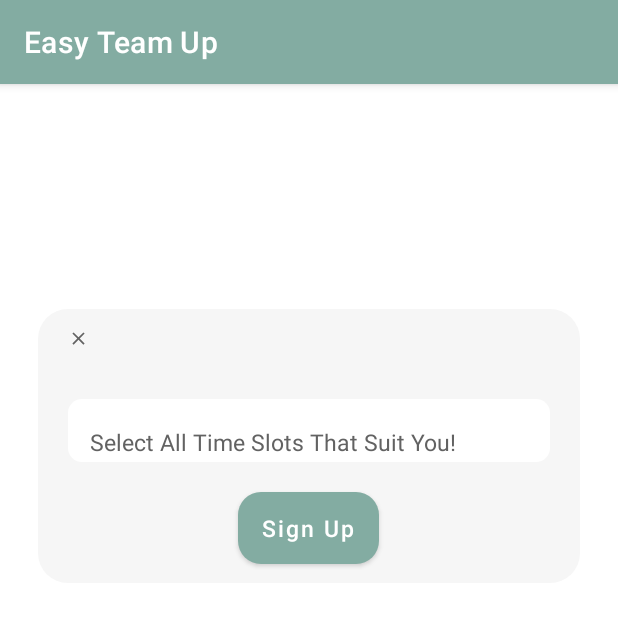
After one commit to sherrygao821/EasyTeamUp, an Android app: the SignUpPop screen opened directly, with no data from a screen before it, on a phone screen of 412 x 824 dp, the top half of it. The commit adds this screen. Run offline under Robolectric (Android 15) with nearby library versions, the phone set to English and light mode, and no system bars; 1 statement that could not run was skipped.

Commit message:
Created Event Sign Up Pop Up [dev-ui/db]

```diff
--- a/app/src/main/AndroidManifest.xml
+++ b/app/src/main/AndroidManifest.xml
@@ -10,6 +10,9 @@
         android:roundIcon="@mipmap/ic_launcher_round"
         android:supportsRtl="true"
         android:theme="@style/Theme.EasyTeamUp">
+        <activity
+            android:name=".SignUpPop"
+            android:exported="false" />
         <activity
             android:name=".EventDetail"
             android:exported="false" />
--- a/app/src/main/java/com/example/easyteamup/Login.java
+++ b/app/src/main/java/com/example/easyteamup/Login.java
@@ -46,7 +46,7 @@ public class Login extends AppCompatActivity {
      * @param v
      * @author Sherry Gao
      */
-    public void onClick(View v) {
+    private void onClick(View v) {
         String enteredEmail = email.getText().toString();
         String enteredPass = password.getText().toString();
 
--- /dev/null
+++ b/app/src/main/java/com/example/easyteamup/SignUpPop.java
@@ -0,0 +1,105 @@
+package com.example.easyteamup;
+
+import androidx.appcompat.app.AppCompatActivity;
+
+import android.content.Intent;
+import android.os.Bundle;
+import android.util.Log;
+import android.view.View;
+import android.widget.Button;
+import android.widget.ImageView;
+import android.widget.TextView;
+import android.widget.Toast;
+
+import com.example.easyteamup.classes.Event;
+import com.google.gson.Gson;
+
+public class SignUpPop extends AppCompatActivity {
+
+    TextView popEvtName;
+    ImageView popClose;
+    Button popSignUp;
+
+    DatabaseHelper db;
+
+    private Event event;
+
+    @Override
+    protected void onCreate(Bundle savedInstanceState) {
+        super.onCreate(savedInstanceState);
+        setContentView(R.layout.activity_sign_up_pop);
+
+        // get event info send from home page
+        Bundle extras = getIntent().getExtras();
+        if (extras != null) {
+            String eventInfo = extras.getString("eventInfo");
+            event = new Gson().fromJson(eventInfo, Event.class);
+        }
+
+        popClose = findViewById(R.id.popClose);
+        popSignUp = findViewById(R.id.popSignUp);
+        popEvtName = findViewById(R.id.popEvtName);
+        db = new DatabaseHelper(this);
+
+        setEventInfo();
+
+        popClose.setOnClickListener(this::closeOnClick);
+        popSignUp.setOnClickListener(this::signUpOnClick);
+
+    }
+
+    /**
+     * Assign event information detail to each textview
+     * @author Sherry Gao
+     */
+    private void setEventInfo() {
+        popEvtName.setText(event.getEvtName());
+        // TODO:assign time slots listview info
+    }
+
+    /**
+     * Close the pop up
+     * @param v
+     * @author Sherry Gao
+     */
+    private void closeOnClick(View v) {
+        switchActivity("Detail");
+    }
+
+    /**
+     * Add user to event participant list
+     * @param v
+     * @author Sherry Gao
+     */
+    private void signUpOnClick(View v) {
+        String userEmail = ((MyApplication) this.getApplication()).getUser().getEmail();
+        boolean result = db.signUpEvent(event.getEvtId(), userEmail);
+        // sign up successfully
+        if(result) {
+            Toast.makeText(this, "Success!", Toast.LENGTH_SHORT).show();
+            switchActivity("Detail");
+        }
+        // sign up failed
+        else {
+            Toast.makeText(this, "This Event Does Not Exist!", Toast.LENGTH_SHORT).show();
+            switchActivity("Home");
+        }
+    }
+
+    /**
+     * Switch back to another activity
+     * @author Sherry Gao
+     */
+    private void switchActivity(String page) {
+        if(page.equals("Detail")) {
+            Intent intent = new Intent(getApplicationContext(), EventDetail.class);
+            String eventString = new Gson().toJson(event);
+            intent.putExtra("eventInfo", eventString);
+            startActivity(intent);
+        }
+        else if(page.equals("Home")) {
+            Intent intent = new Intent(getApplicationContext(), MainActivity.class);
+            startActivity(intent);
+        }
+    }
+}
--- /dev/null
+++ b/app/src/main/res/drawable/ic_baseline_close.xml
@@ -0,0 +1,5 @@
+<vector android:height="24dp" android:tint="#626262"
+    android:viewportHeight="24" android:viewportWidth="24"
+    android:width="24dp" xmlns:android="http://schemas.android.com/apk/res/android">
+    <path android:fillColor="@android:color/white" android:pathData="M19,6.41L17.59,5 12,10.59 6.41,5 5,6.41 10.59,12 5,17.59 6.41,19 12,13.41 17.59,19 19,17.59 13.41,12z"/>
+</vector>
--- /dev/null
+++ b/app/src/main/res/drawable/timeslot_round_corners.xml
@@ -0,0 +1,7 @@
+<?xml version="1.0" encoding="utf-8"?>
+<shape xmlns:android="http://schemas.android.com/apk/res/android">
+    <solid android:color="@color/white"/>
+    <!--    <stroke android:width="3dp" android:color="@color/tag_blue" />-->
+    <corners android:radius="9dp"/>
+    <padding android:left="5dp" android:top="3dp" android:right="5dp" android:bottom="3dp" />
+</shape>
--- a/app/src/main/res/layout/activity_event_detail.xml
+++ b/app/src/main/res/layout/activity_event_detail.xml
@@ -183,6 +183,7 @@
         </LinearLayout>
 
         <Button
+            android:id="@+id/signUpButton"
             android:layout_width="wrap_content"
             android:layout_height="match_parent"
             android:layout_marginTop="20dp"
--- /dev/null
+++ b/app/src/main/res/layout/activity_sign_up_pop.xml
@@ -0,0 +1,70 @@
+<?xml version="1.0" encoding="utf-8"?>
+<LinearLayout xmlns:android="http://schemas.android.com/apk/res/android"
+    xmlns:app="http://schemas.android.com/apk/res-auto"
+    xmlns:tools="http://schemas.android.com/tools"
+    android:layout_width="match_parent"
+    android:layout_height="wrap_content"
+    android:layout_marginStart="25dp"
+    android:layout_marginEnd="25dp"
+    android:layout_marginTop="150dp"
+    tools:context=".SignUpPop"
+    android:background="@drawable/event_round_corners"
+    android:orientation="vertical"
+    android:gravity="center">
+
+    <LinearLayout
+        android:layout_width="match_parent"
+        android:layout_height="wrap_content"
+        android:orientation="horizontal"
+        android:layout_marginTop="10dp"
+        android:layout_marginLeft="15dp"
+        android:layout_marginRight="15dp"
+        android:layout_gravity="center">
+        <ImageView
+            android:id="@+id/popClose"
+            android:layout_width="14dp"
+            android:layout_height="14dp"
+            android:src="@drawable/ic_baseline_close"
+            android:clickable="true"/>
+        <TextView
+            android:id="@+id/popEvtName"
+            android:layout_width="match_parent"
+            android:layout_height="wrap_content"
+            android:textColor="@color/font_grey"
+            android:textSize="20sp"
+            android:layout_marginStart="20dp"/>
+    </LinearLayout>
+
+    <LinearLayout
+        android:layout_width="match_parent"
+        android:layout_height="wrap_content"
+        android:layout_marginTop="20dp"
+        android:layout_marginLeft="15dp"
+        android:layout_marginRight="15dp"
+        android:orientation="vertical"
+        android:background="@drawable/timeslot_round_corners">
+        <TextView
+            android:layout_width="wrap_content"
+            android:layout_height="wrap_content"
+            android:layout_marginTop="15dp"
+            android:layout_marginStart="10dp"
+            android:textColor="@color/font_grey"
+            android:textSize="15sp"
+            android:text="@string/selectTimeSlots"/>
+       <!-- <ListView
+            android:layout_width=""
+            android:layout_height="" />-->
+    </LinearLayout>
+
+    <Button
+        android:id="@+id/popSignUp"
+        android:layout_width="wrap_content"
+        android:layout_height="wrap_content"
+        android:layout_marginTop="20dp"
+        android:layout_marginBottom="10dp"
+        android:background="@drawable/button_round_corners"
+        android:textColor="@color/white"
+        android:textSize="15sp"
+        android:textAllCaps="false"
+        android:text="@string/signupBut"/>
+</LinearLayout>
--- a/app/src/main/res/values/strings.xml
+++ b/app/src/main/res/values/strings.xml
@@ -10,4 +10,6 @@
     <string name="noParticipants">Number of Participants:</string>
     <string name="contactEmail">Contact Email:</string>
     <string name='signup'>Sign Up For This Event</string>
+    <string name="selectTimeSlots">Select All Time Slots That Suit You!</string>
+    <string name="signupBut">Sign Up</string>
 </resources>
```
Also changed, not shown: app/src/main/java/com/example/easyteamup/DatabaseHelper.java (+36 -0 lines), app/src/main/java/com/example/easyteamup/EventDetail.java (+37 -0 lines).
